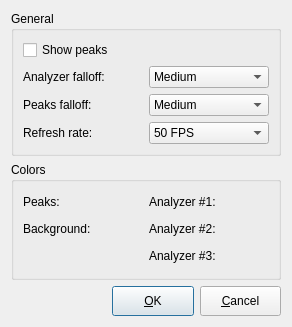
Above: src/plugins/Visual/analyzer/settingsdialog.ui from ksv1986/qmmp-staging before the change. Below: the same form after it.
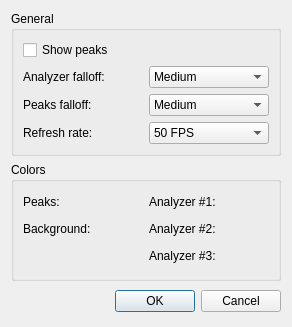
That is the form after the change. Custom widgets are drawn as their Qt base class.

Commit message: using standard dialog buttons

Patch:
```diff
--- a/src/plugins/Visual/analyzer/settingsdialog.ui
+++ b/src/plugins/Visual/analyzer/settingsdialog.ui
@@ -12,8 +12,8 @@
   <property name="windowTitle" >
    <string>Analyzer Plugin Settings</string>
   </property>
-  <layout class="QGridLayout" >
-   <item row="0" column="0" colspan="3" >
+  <layout class="QGridLayout" name="gridLayout" >
+   <item row="0" column="0" colspan="2" >
     <widget class="QGroupBox" name="groupBox_2" >
      <property name="sizePolicy" >
       <sizepolicy vsizetype="Minimum" hsizetype="Preferred" >
@@ -159,7 +159,7 @@
      </layout>
     </widget>
    </item>
-   <item row="1" column="0" colspan="3" >
+   <item row="1" column="0" colspan="2" >
     <widget class="QGroupBox" name="groupBox" >
      <property name="sizePolicy" >
       <sizepolicy vsizetype="MinimumExpanding" hsizetype="Preferred" >
@@ -334,40 +334,9 @@
     </spacer>
    </item>
    <item row="2" column="1" >
-    <widget class="QPushButton" name="okButton" >
-     <property name="sizePolicy" >
-      <sizepolicy vsizetype="Expanding" hsizetype="Preferred" >
-       <horstretch>0</horstretch>
-       <verstretch>0</verstretch>
-      </sizepolicy>
-     </property>
-     <property name="maximumSize" >
-      <size>
-       <width>16777215</width>
-       <height>30</height>
-      </size>
-     </property>
-     <property name="text" >
-      <string>&amp;OK</string>
-     </property>
-    </widget>
-   </item>
-   <item row="2" column="2" >
-    <widget class="QPushButton" name="cancelButton" >
-     <property name="sizePolicy" >
-      <sizepolicy vsizetype="Minimum" hsizetype="Preferred" >
-       <horstretch>0</horstretch>
-       <verstretch>0</verstretch>
-      </sizepolicy>
-     </property>
-     <property name="maximumSize" >
-      <size>
-       <width>16777215</width>
-       <height>30</height>
-      </size>
-     </property>
-     <property name="text" >
-      <string>&amp;Cancel</string>
+    <widget class="QDialogButtonBox" name="buttonBox" >
+     <property name="standardButtons" >
+      <set>QDialogButtonBox::Cancel|QDialogButtonBox::Ok</set>
      </property>
     </widget>
    </item>
```
Left out of the diff: 28 changed lines with no effect on the pictures. The commit also changes 23 other files.
